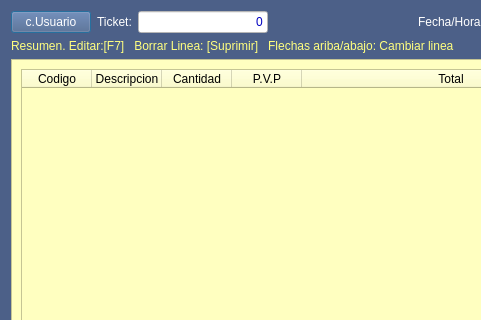
Old version of the form TPV/frmcajaminuta.ui in the repository arcnexus/RedFoX; both pictures show x 0 to 481 and y 0 to 320 of the 1225 by 553 pixel window.
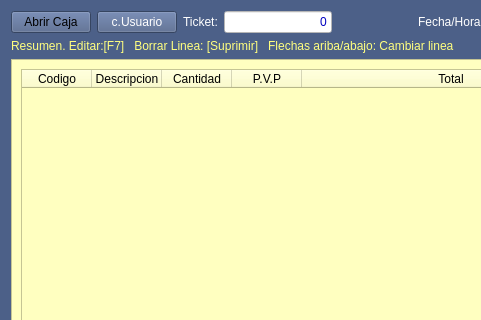
New version of the form. The open tabs and pages were chosen to show the change. Icons and pictures are not drawn.

Commit message: Icono de Toolbar

The edit to the form file:
```diff
--- a/TPV/frmcajaminuta.ui
+++ b/TPV/frmcajaminuta.ui
@@ -22,89 +22,7 @@
 </string>
   </property>
   <layout class="QGridLayout" name="gridLayout_8">
-   <item row="0" column="0">
-    <widget class="QPushButton" name="btnCambioUsuario">
-     <property name="styleSheet">
-      <string notr="true">color: rgb(255, 255, 255);</string>
-     </property>
-     <property name="text">
-      <string>c.Usuario</string>
-     </property>
-    </widget>
-   </item>
-   <item row="0" column="1">
-    <widget class="QLabel" name="label_12">
-     <property name="styleSheet">
-      <string notr="true">color: rgb(255, 255, 255);</string>
-     </property>
-     <property name="text">
-      <string>Ticket:</string>
-     </property>
-    </widget>
-   </item>
-   <item row="0" column="2">
-    <widget class="QLineEdit" name="txtnTicket">
-     <property name="maximumSize">
-      <size>
-       <width>130</width>
-       <height>16777215</height>
-      </size>
-     </property>
-     <property name="styleSheet">
-      <string notr="true">background-color: rgb(255, 255, 255);
-color: rgb(0, 0, 192);</string>
-     </property>
-     <property name="text">
-      <string>0</string>
-     </property>
-     <property name="alignment">
-      <set>Qt::AlignRight|Qt::AlignTrailing|Qt::AlignVCenter</set>
-     </property>
-     <property name="readOnly">
-      <bool>true</bool>
-     </property>
-    </widget>
-   </item>
-   <item row="0" column="3">
-    <spacer name="horizontalSpacer_7">
-     <property name="orientation">
-      <enum>Qt::Horizontal</enum>
-     </property>
-     <property name="sizeHint" stdset="0">
-      <size>
-       <width>40</width>
-       <height>20</height>
-      </size>
-     </property>
-    </spacer>
-   </item>
-   <item row="0" column="4">
-    <widget class="QLabel" name="label_16">
-     <property name="styleSheet">
-      <string notr="true">color: rgb(255, 255, 255);</string>
-     </property>
-     <property name="text">
-      <string>Fecha/Hora:</string>
-     </property>
-    </widget>
-   </item>
-   <item row="0" column="5">
-    <widget class="QDateTimeEdit" name="txtdFechaHora">
-     <property name="styleSheet">
-      <string notr="true">background-color: rgb(255, 255, 255);</string>
-     </property>
-     <property name="readOnly">
-      <bool>true</bool>
-     </property>
-     <property name="displayFormat">
-      <string>dd/MM/yyyy HH:mm</string>
-     </property>
-     <property name="calendarPopup">
-      <bool>true</bool>
-     </property>
-    </widget>
-   </item>
-   <item row="0" column="6" rowspan="3">
+   <item row="0" column="7" rowspan="3">
     <layout class="QVBoxLayout" name="verticalLayout">
      <item>
       <widget class="QLabel" name="label_67">
@@ -147,7 +65,7 @@
         </size>
        </property>
        <property name="currentIndex">
-        <number>0</number>
+        <number>2</number>
        </property>
        <widget class="QWidget" name="tab">
         <property name="sizePolicy">
@@ -554,7 +472,7 @@
          </item>
         </layout>
        </widget>
-       <widget class="QWidget" name="tab_2">
+       <widget class="QWidget" name="tab_desglose">
         <property name="sizePolicy">
          <sizepolicy hsizetype="Preferred" vsizetype="Minimum">
           <horstretch>0</horstretch>
@@ -1318,7 +1236,7 @@
          </item>
         </layout>
        </widget>
-       <widget class="QWidget" name="tab_6">
+       <widget class="QWidget" name="tab_detalle">
         <property name="sizePolicy">
          <sizepolicy hsizetype="Preferred" vsizetype="Minimum">
           <horstretch>0</horstretch>
@@ -1973,7 +1891,100 @@
      </item>
     </layout>
    </item>
-   <item row="2" column="0" colspan="6">
+   <item row="0" column="5">
+    <widget class="QLabel" name="label_16">
+     <property name="styleSheet">
+      <string notr="true">color: rgb(255, 255, 255);</string>
+     </property>
+     <property name="text">
+      <string>Fecha/Hora:</string>
+     </property>
+    </widget>
+   </item>
+   <item row="0" column="2">
+    <widget class="QLabel" name="label_12">
+     <property name="styleSheet">
+      <string notr="true">color: rgb(255, 255, 255);</string>
+     </property>
+     <property name="text">
+      <string>Ticket:</string>
+     </property>
+    </widget>
+   </item>
+   <item row="0" column="3">
+    <widget class="QLineEdit" name="txtnTicket">
+     <property name="maximumSize">
+      <size>
+       <width>130</width>
+       <height>16777215</height>
+      </size>
+     </property>
+     <property name="styleSheet">
+      <string notr="true">background-color: rgb(255, 255, 255);
+color: rgb(0, 0, 192);</string>
+     </property>
+     <property name="text">
+      <string>0</string>
+     </property>
+     <property name="alignment">
+      <set>Qt::AlignRight|Qt::AlignTrailing|Qt::AlignVCenter</set>
+     </property>
+     <property name="readOnly">
+      <bool>true</bool>
+     </property>
+    </widget>
+   </item>
+   <item row="0" column="1">
+    <widget class="QPushButton" name="btnCambioUsuario">
+     <property name="styleSheet">
+      <string notr="true">color: rgb(255, 255, 255);</string>
+     </property>
+     <property name="text">
+      <string>c.Usuario</string>
+     </property>
+    </widget>
+   </item>
+   <item row="0" column="6">
+    <widget class="QDateTimeEdit" name="txtdFechaHora">
+     <property name="styleSheet">
+      <string notr="true">background-color: rgb(255, 255, 255);</string>
+     </property>
+     <property name="readOnly">
+      <bool>true</bool>
+     </property>
+     <property name="displayFormat">
+      <string>dd/MM/yyyy HH:mm</string>
+     </property>
+     <property name="calendarPopup">
+      <bool>true</bool>
+     </property>
+    </widget>
+   </item>
+   <item row="0" column="4">
+    <spacer name="horizontalSpacer_7">
+     <property name="orientation">
+      <enum>Qt::Horizontal</enum>
+     </property>
+     <property name="sizeHint" stdset="0">
+      <size>
+       <width>40</width>
+       <height>20</height>
+      </size>
+     </property>
+    </spacer>
+   </item>
+   <item row="0" column="0">
+    <widget class="QPushButton" name="btn_abrirCerrarCaja">
+     <property name="text">
+      <string>Abrir Caja</string>
+     </property>
+     <property name="icon">
+      <iconset resource="../terra.qrc">
+       <normaloff>:/Icons/PNG/abrecaja.png</normaloff>:/Icons/PNG/abrecaja.png</iconset>
+     </property>
+    </widget>
+   </item>
+   <item row="2" column="0" colspan="7">
     <widget class="QFrame" name="frame">
      <property name="sizePolicy">
       <sizepolicy hsizetype="Preferred" vsizetype="MinimumExpanding">
@@ -2053,7 +2064,7 @@
      </layout>
     </widget>
    </item>
-   <item row="3" column="0" colspan="7">
+   <item row="3" column="0" colspan="8">
     <widget class="QFrame" name="frame_4">
      <property name="minimumSize">
       <size>
@@ -2250,7 +2261,7 @@
      </layout>
     </widget>
    </item>
-   <item row="1" column="0" colspan="6">
+   <item row="1" column="0" colspan="7">
     <widget class="QLabel" name="label_19">
      <property name="styleSheet">
       <string notr="true">color: rgb(255, 255, 127);</string>
```
The commit also changes 3 other files.
